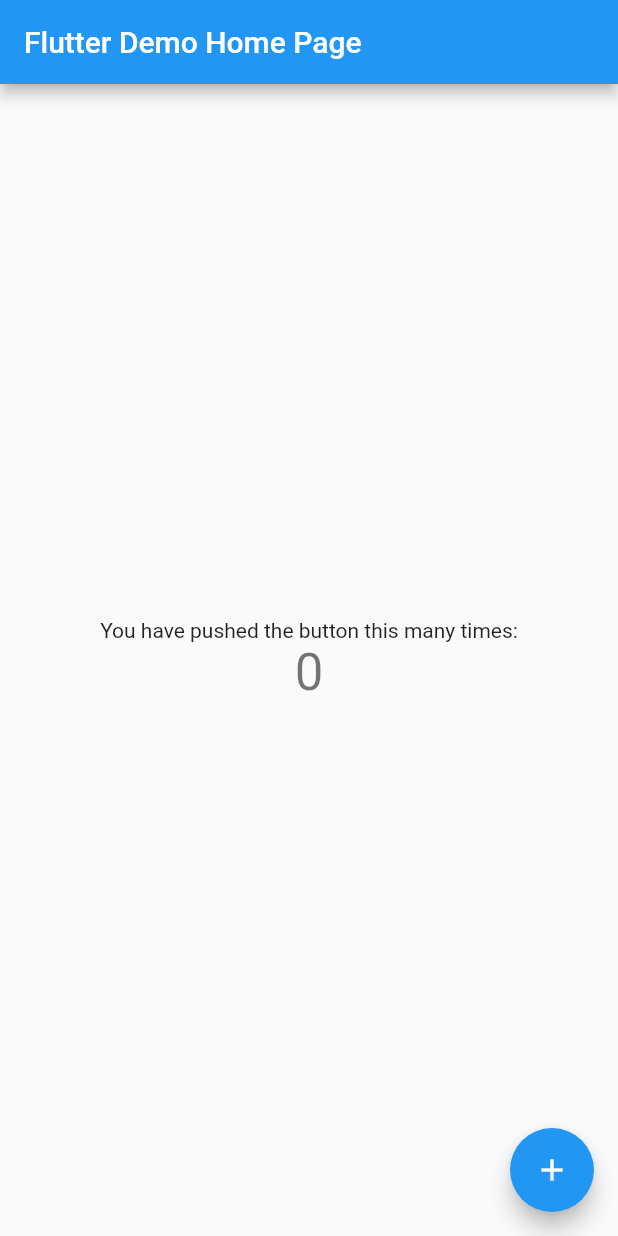
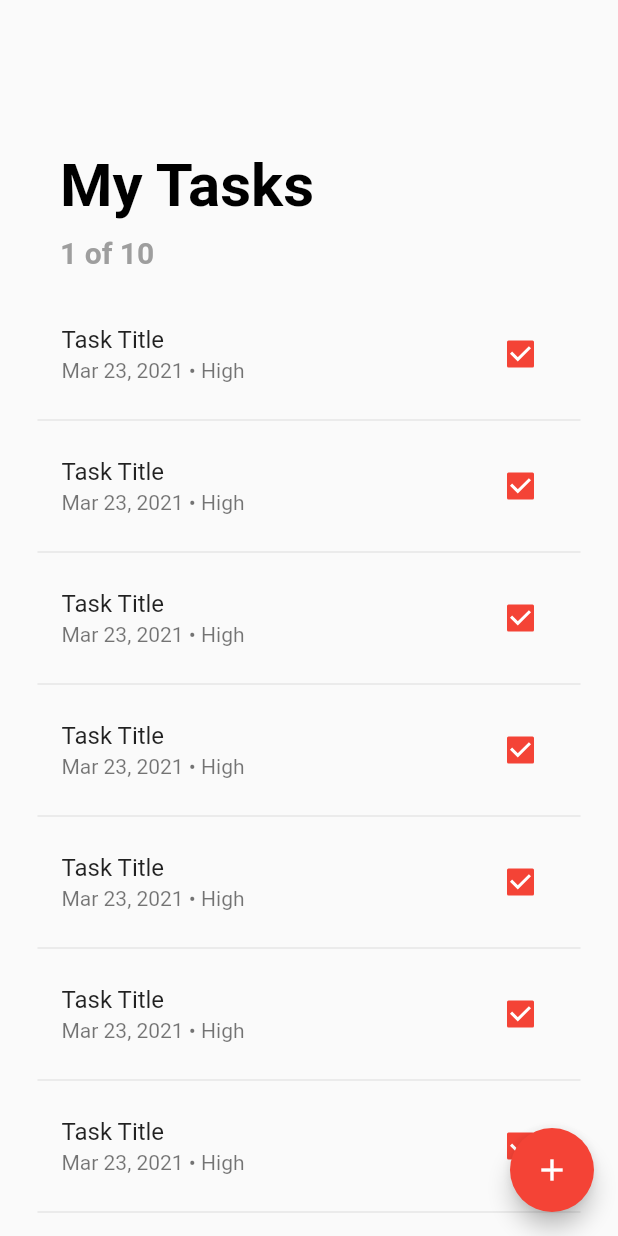
Before and after one commit to xybercommander/flutter_basic_todo, a Flutter app: the screen it shows after launch, on a phone screen of 412 x 824 dp. Run offline on Flutter 3.47's test engine with Material 2 defaults, Android fonts, the phone set to English and light mode, and no system bars.

Commit message:
completed the list screen

```diff
--- a/lib/main.dart
+++ b/lib/main.dart
@@ -1,4 +1,5 @@
 import 'package:flutter/material.dart';
+import 'package:todo_app/screens/todo_list_screen.dart';
 
 void main() {
   runApp(MyApp());
@@ -9,105 +10,12 @@ class MyApp extends StatelessWidget {
   @override
   Widget build(BuildContext context) {
     return MaterialApp(
-      title: 'Flutter Demo',
+      title: 'Xyber Todo App',
+      debugShowCheckedModeBanner: false,
       theme: ThemeData(
-        // This is the theme of your application.
-        //
-        // Try running your application with "flutter run". You'll see the
-        // application has a blue toolbar. Then, without quitting the app, try
-        // changing the primarySwatch below to Colors.green and then invoke
-        // "hot reload" (press "r" in the console where you ran "flutter run",
-        // or simply save your changes to "hot reload" in a Flutter IDE).
-        // Notice that the counter didn't reset back to zero; the application
-        // is not restarted.
-        primarySwatch: Colors.blue,
+        primarySwatch: Colors.red,
       ),
-      home: MyHomePage(title: 'Flutter Demo Home Page'),
+      home: TodoListScreen(),
     );
   }
 }
-
-class MyHomePage extends StatefulWidget {
-  MyHomePage({Key key, this.title}) : super(key: key);
-
-  // This widget is the home page of your application. It is stateful, meaning
-  // that it has a State object (defined below) that contains fields that affect
-  // how it looks.
-
-  // This class is the configuration for the state. It holds the values (in this
-  // case the title) provided by the parent (in this case the App widget) and
-  // used by the build method of the State. Fields in a Widget subclass are
-  // always marked "final".
-
-  final String title;
-
-  @override
-  _MyHomePageState createState() => _MyHomePageState();
-}
-
-class _MyHomePageState extends State<MyHomePage> {
-  int _counter = 0;
-
-  void _incrementCounter() {
-    setState(() {
-      // This call to setState tells the Flutter framework that something has
-      // changed in this State, which causes it to rerun the build method below
-      // so that the display can reflect the updated values. If we changed
-      // _counter without calling setState(), then the build method would not be
-      // called again, and so nothing would appear to happen.
-      _counter++;
-    });
-  }
-
-  @override
-  Widget build(BuildContext context) {
-    // This method is rerun every time setState is called, for instance as done
-    // by the _incrementCounter method above.
-    //
-    // The Flutter framework has been optimized to make rerunning build methods
-    // fast, so that you can just rebuild anything that needs updating rather
-    // than having to individually change instances of widgets.
-    return Scaffold(
-      appBar: AppBar(
-        // Here we take the value from the MyHomePage object that was created by
-        // the App.build method, and use it to set our appbar title.
-        title: Text(widget.title),
-      ),
-      body: Center(
-        // Center is a layout widget. It takes a single child and positions it
-        // in the middle of the parent.
-        child: Column(
-          // Column is also a layout widget. It takes a list of children and
-          // arranges them vertically. By default, it sizes itself to fit its
-          // children horizontally, and tries to be as tall as its parent.
-          //
-          // Invoke "debug painting" (press "p" in the console, choose the
-          // "Toggle Debug Paint" action from the Flutter Inspector in Android
-          // Studio, or the "Toggle Debug Paint" command in Visual Studio Code)
-          // to see the wireframe for each widget.
-          //
-          // Column has various properties to control how it sizes itself and
-          // how it positions its children. Here we use mainAxisAlignment to
-          // center the children vertically; the main axis here is the vertical
-          // axis because Columns are vertical (the cross axis would be
-          // horizontal).
-          mainAxisAlignment: MainAxisAlignment.center,
-          children: <Widget>[
-            Text(
-              'You have pushed the button this many times:',
-            ),
-            Text(
-              '$_counter',
-              style: Theme.of(context).textTheme.headline4,
-            ),
-          ],
-        ),
-      ),
-      floatingActionButton: FloatingActionButton(
-        onPressed: _incrementCounter,
-        tooltip: 'Increment',
-        child: Icon(Icons.add),
-      ), // This trailing comma makes auto-formatting nicer for build methods.
-    );
-  }
-}
--- /dev/null
+++ b/lib/screens/todo_list_screen.dart
@@ -0,0 +1,78 @@
+import 'package:flutter/material.dart';
+
+class TodoListScreen extends StatefulWidget {
+  @override
+  _TodoListScreenState createState() => _TodoListScreenState();
+}
+
+class _TodoListScreenState extends State<TodoListScreen> {
+
+  Widget _buildTask(int index) {
+    return Padding(
+      padding: EdgeInsets.symmetric(horizontal: 25),
+      child: Column(
+        children: [
+          ListTile(
+            title: Text('Task Title'),
+            subtitle: Text('Mar 23, 2021 • High'),
+            trailing: Checkbox(
+              onChanged: (value) {
+                print(value);
+              },
+              value: true,
+              activeColor: Theme.of(context).primaryColor,
+            ),
+          ),
+          Divider() // TODO remove the last divider
+        ],
+      ),
+    );
+  }
+
+
+  // UI OF THE \TODO LIST
+  @override
+  Widget build(BuildContext context) {
+    return Scaffold(
+
+      body: ListView.builder(
+        padding: EdgeInsets.symmetric(vertical: 80),
+        physics: BouncingScrollPhysics(),
+        itemCount: 10,
+        itemBuilder: (context, index) {
+          if(index == 0) {
+            return Padding(
+              padding: const EdgeInsets.symmetric(vertical: 20, horizontal: 40),
+              child: Column(
+                crossAxisAlignment: CrossAxisAlignment.start,
+                children: [
+                  Text('My Tasks',
+                    style: TextStyle(
+                      color: Colors.black,
+                      fontSize: 40,
+                      fontWeight: FontWeight.bold
+                    ),),
+                  SizedBox(height: 10,),
+                  Text('1 of 10',
+                  style: TextStyle(
+                    color: Colors.grey,
+                    fontSize: 20,
+                    fontWeight: FontWeight.w600
+                  ),)
+                ],
+              ),
+            );
+          }
+
+          return _buildTask(index);
+        },
+      ),
+
+      floatingActionButton: FloatingActionButton(
+        backgroundColor: Theme.of(context).primaryColor,
+        child: Icon(Icons.add),
+        onPressed: () => print('Pressed'),
+      ),
+    );
+  }
+}
```
